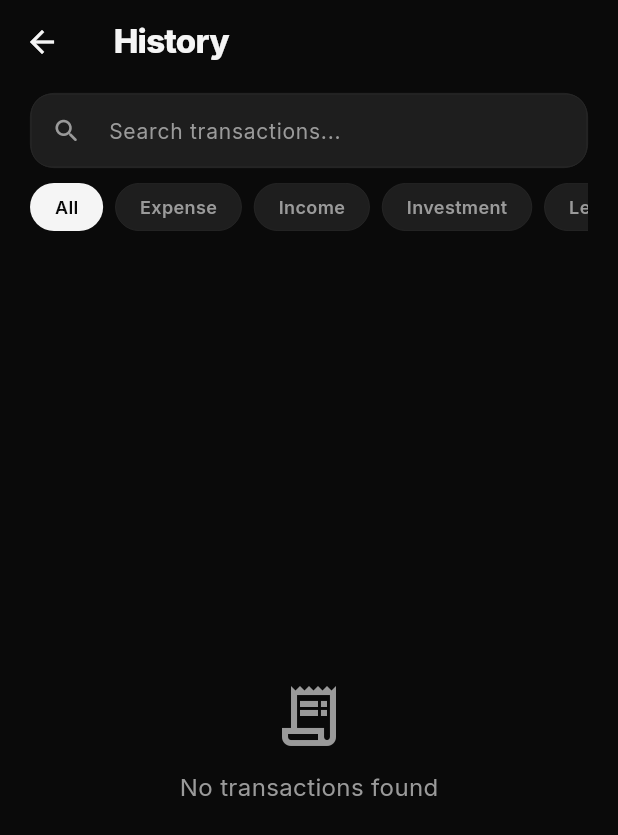
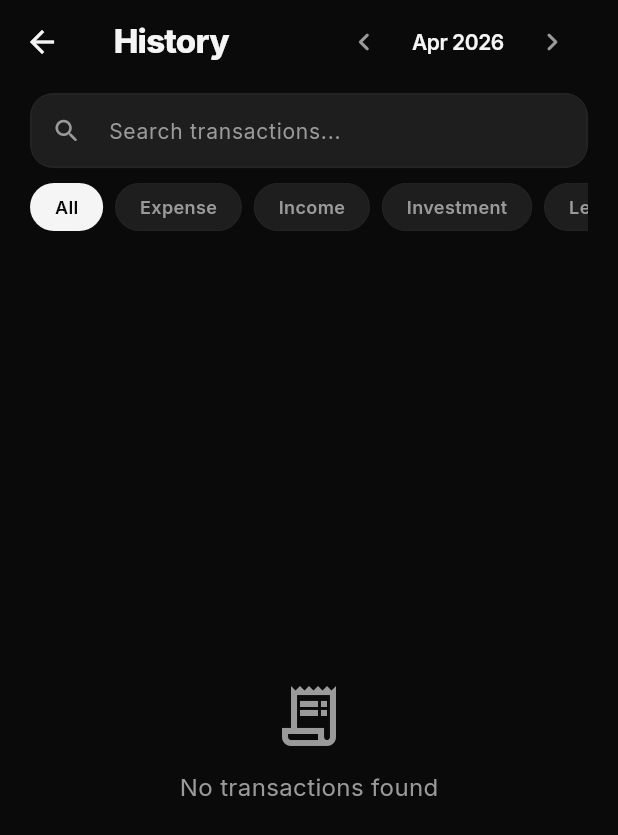
Before and after one commit to i-am-sarath/budget-me, a Flutter app: the HistoryScreen screen opened directly, on a phone screen of 412 x 824 dp. Shown: the top 835 px of the screen. Run offline on Flutter 3.47's test engine with Material 3 defaults, Android fonts, the phone set to English and light mode, and no system bars; our stand-ins replace fl_chart, flutter_animate, flutter_riverpod, google_fonts, shared_preferences, sqflite_common_ffi; missing offline and left inert: purchases_flutter, record; accounts and stored records are empty; network calls fail.

Commit message:
fix: address various user issues including layout, edit logs, and loan balance deduction
- Fix balance delta calculation for loans to decrement debt properly
- Refactor summary card to display Wrapped layout with correct Lent/Borrowed calculations
- Allow modifying recurring transactions
- Add month filtering in History tab
- Make transaction tiles open Manual Entry in edit mode
- Increase free voice log limit to 100/month

Co-authored-by: i-am-sarath <164463691+i-am-sarath@users.noreply.github.com>

```diff
--- a/lib/features/history/history_screen.dart
+++ b/lib/features/history/history_screen.dart
@@ -19,6 +19,13 @@ class HistoryScreen extends ConsumerStatefulWidget {
 class _HistoryScreenState extends ConsumerState<HistoryScreen> {
   String _query = '';
   TransactionType? _filter; // null = all
+  DateTime _selectedMonth = DateTime(DateTime.now().year, DateTime.now().month);
+
+  void _changeMonth(int offset) {
+    setState(() {
+      _selectedMonth = DateTime(_selectedMonth.year, _selectedMonth.month + offset);
+    });
+  }
 
   @override
   Widget build(BuildContext context) {
@@ -36,10 +43,16 @@ class _HistoryScreenState extends ConsumerState<HistoryScreen> {
           child: Text('Error: $e'),
         ),
         data: (allTx) {
+          // Filter by month
+          var filtered = allTx.where((t) =>
+            t.date.year == _selectedMonth.year &&
+            t.date.month == _selectedMonth.month
+          ).toList();
+
           // Filter by type
-          var filtered = _filter == null
-              ? allTx
-              : allTx.where((t) => t.type == _filter).toList();
+          filtered = _filter == null
+              ? filtered
+              : filtered.where((t) => t.type == _filter).toList();
 
           // Filter by search query
           if (_query.isNotEmpty) {
@@ -66,13 +79,44 @@ class _HistoryScreenState extends ConsumerState<HistoryScreen> {
                 snap: true,
                 elevation: 0,
                 titleSpacing: 20,
-                title: Text('History',
+                title: Row(
+                  children: [
+                    Text('History',
                         style: GoogleFonts.inter(
                           color: tc.onSurface,
                           fontWeight: FontWeight.w800,
                           fontSize: 22,
                           letterSpacing: -0.5,
                         )),
+                    const Spacer(),
+                    Row(
+                      children: [
+                        IconButton(
+                          icon: Icon(Icons.chevron_left_rounded, color: tc.onSurfaceVariant),
+                          onPressed: () => _changeMonth(-1),
+                          padding: EdgeInsets.zero,
+                          constraints: const BoxConstraints(),
+                        ),
+                        const SizedBox(width: 8),
+                        Text(
+                          DateFormat('MMM yyyy').format(_selectedMonth),
+                          style: GoogleFonts.inter(
+                            color: tc.onSurface,
+                            fontSize: 14,
+                            fontWeight: FontWeight.w600,
+                          ),
+                        ),
+                        const SizedBox(width: 8),
+                        IconButton(
+                          icon: Icon(Icons.chevron_right_rounded, color: tc.onSurfaceVariant),
+                          onPressed: () => _changeMonth(1),
+                          padding: EdgeInsets.zero,
+                          constraints: const BoxConstraints(),
+                        ),
+                      ],
+                    ),
+                  ],
+                ),
                 bottom: PreferredSize(
                   preferredSize: const Size.fromHeight(110),
                   child: Padding(
```
Also changed, not shown: pubspec.lock, 1 other file. Lines whose indentation alone changed are shown as unchanged.
